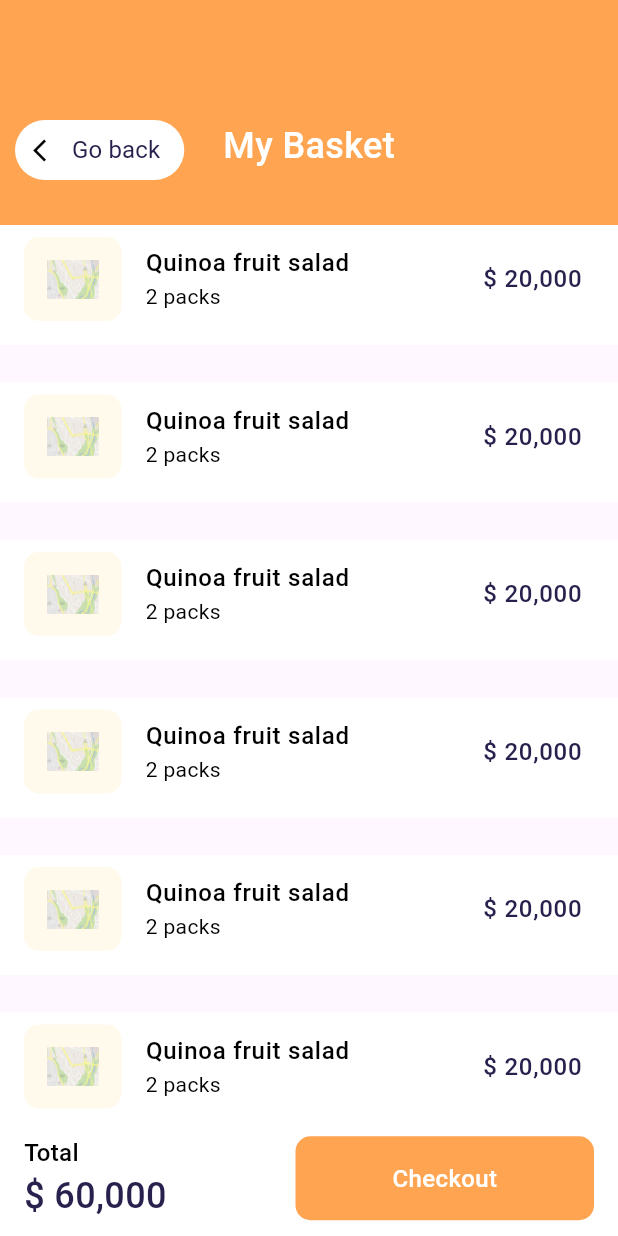
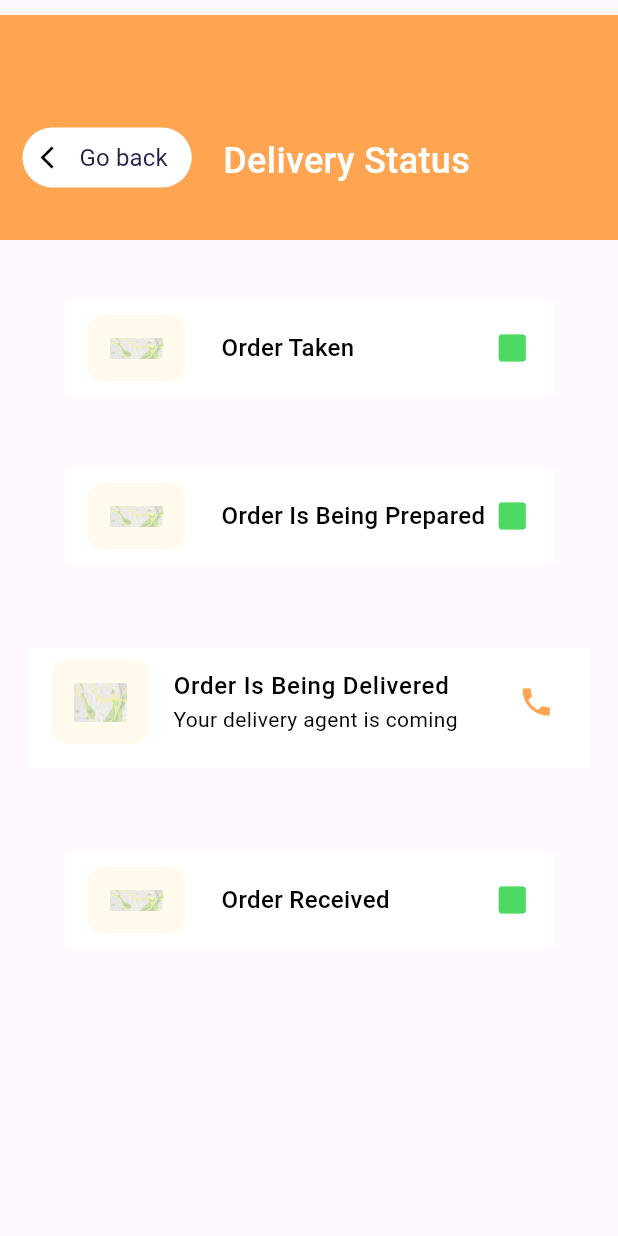
Before and after one commit to tech-cell-eg/round-2-fruit-mobile-app, a Flutter app: the screen it shows after launch, on a phone screen of 412 x 824 dp. Run offline on Flutter 3.47's test engine with Material 3 defaults, Android fonts, the light colour scheme and no system bars; our stand-ins replace device_preview, flutter_svg; Roboto replaces fonts that are missing (Brandon Grotesque).

Commit message:
شرح مختصر عن التعديلات اللي عملتها

```diff
--- a/lib/features/order_list_feature/order_list_feature_screen.dart
+++ b/lib/features/order_list_feature/order_list_feature_screen.dart
@@ -15,7 +15,14 @@ class OrderListFeatureScreen extends StatelessWidget {
       //appBar: CustomAppBar(),
       body: Column(
         children: [
-          CustomAppBar(),
+          CustomAppBar(
+            topPositioned: 10,
+            leftPositioned: 50,
+            bottomPositioned: 0,
+            titletopPositioned: 80,
+            titleleftPositioned: 0,
+            titlerightpositioned: 0
+            ,title: 'My Basket',),
           Expanded(
             child: ListView.builder(
               itemCount: 10,
--- a/lib/features/order_list_feature/widgets/custom_pp_bar.dart
+++ b/lib/features/order_list_feature/widgets/custom_pp_bar.dart
@@ -4,8 +4,17 @@ import '../../../core/constants/app_colors.dart';
 import '../../../core/constants/app_text_styles.dart';
 
 class CustomAppBar extends StatelessWidget {
+  final String title;
+  final double leftPositioned;
+  final double topPositioned;
+  final double bottomPositioned;
+
+
+ final double titleleftPositioned;
+  final double titletopPositioned;
+  final double titlerightpositioned;
   const CustomAppBar({
-    super.key,
+    super.key, required this.title, required this.leftPositioned, required this.topPositioned, required this.bottomPositioned, required this.titleleftPositioned, required this.titletopPositioned, required this.titlerightpositioned,
   });
 
   @override
@@ -17,9 +26,9 @@ class CustomAppBar extends StatelessWidget {
       child: Stack(
         children: [
           Positioned(
-            left: 10,
-            top: 50,
-            bottom: 0,
+            left: leftPositioned,
+            top: topPositioned,
+            bottom: bottomPositioned,
             child: Center(
               child: TextButton.icon(
                 style: ButtonStyle(
@@ -39,12 +48,12 @@ class CustomAppBar extends StatelessWidget {
             ),
           ),
           Positioned(
-            top: 80,
-            left: 0,
-            right: 0,
+            top: titletopPositioned,
+            left: titleleftPositioned,
+            right: titlerightpositioned,
             child: Center(
               child: Text(
-                'My Basket',
+                title,
                 style: AppTextStyles.size24WhiteW500,
               ),
             ),
--- /dev/null
+++ b/lib/features/track_order/track_order_screen.dart
@@ -0,0 +1,137 @@
+import 'package:flutter/material.dart';
+import 'package:fruit_app/features/order_list_feature/widgets/item_widget.dart';
+
+import '../../core/constants/app_colors.dart';
+import '../../core/constants/app_text_styles.dart';
+import '../order_list_feature/widgets/custom_pp_bar.dart';
+
+class TrackOrderScreen extends StatelessWidget {
+  const TrackOrderScreen({super.key});
+
+  @override
+  Widget build(BuildContext context) {
+    return Scaffold(
+      body: Padding(
+        padding: const EdgeInsets.only(top: 10.0),
+        child: Column(
+       //   crossAxisAlignment: CrossAxisAlignment.start,
+          children: [
+            CustomAppBar(
+              topPositioned: 40,
+              leftPositioned: 15,
+              bottomPositioned: 0,
+              titleleftPositioned: 50,
+              titlerightpositioned: 0,
+              titletopPositioned: 80,
+              title: 'Delivery Status',
+            ),
+            SizedBox(height: 40,),
+            DelivaryStatusItem(text: 'Order Taken',),
+            DelivaryStatusItem(text: 'Order Is Being Prepared',),
+
+            OrderDeliveredWidget(),SizedBox(height: 48,),
+            DelivaryStatusItem(text: 'Order Received',),
+          ],
+        ),
+      ),
+    );
+  }
+}
+
+class OrderDeliveredWidget extends StatelessWidget {
+  const OrderDeliveredWidget({
+    super.key,
+  });
+
+  @override
+  Widget build(BuildContext context) {
+    return Padding(
+      padding: const EdgeInsets.all(8.0),
+      child: Container(
+        width: 375,
+        height: 80,
+        color: AppColors.whiteColor,
+        child: ListTile(
+          leading: Container(
+            width: 65,
+            height: 64,
+            decoration: BoxDecoration(
+              borderRadius: BorderRadius.circular(10),
+              color: AppColors.lightOrange,
+            ),
+            child: Padding(
+              padding: const EdgeInsets.all(15.0),
+              child: Image.asset(
+                'assets/images/map.png',
+                width: 40,
+                height: 40,
+                fit: BoxFit.fill,
+              ),
+            ),
+          ),
+          title: Text(
+            'Order Is Being Delivered',
+            style: AppTextStyles.size16BalckW500,
+          ),
+          subtitle: Text(
+            'Your delivery agent is coming',
+            style: AppTextStyles.size14BlackW400,
+          ),
+          trailing:
+             Icon(Icons.phone,color: AppColors.primaryColor,),
+        ),
+      ),
+    );
+  }
+}
+
+class DelivaryStatusItem extends StatelessWidget {
+ final String text;
+  const DelivaryStatusItem({
+    super.key, required this.text,
+  });
+
+  @override
+  Widget build(BuildContext context) {
+    return Padding(
+      padding: const EdgeInsets.only(bottom: 48.0),
+      child: Container(
+        padding: const EdgeInsets.symmetric(horizontal: 16, vertical: 10),
+        width: 327,
+        height: 64,
+        color: AppColors.whiteColor,
+        child: Row(
+          mainAxisAlignment: MainAxisAlignment.start,
+          children: [
+            Padding(
+              padding: const EdgeInsets.only(right: 24.0),
+              child: Container(
+                width: 65,
+                height: 64,
+                decoration: BoxDecoration(
+                  borderRadius: BorderRadius.circular(10),
+                  color: AppColors.lightOrange,
+                ),
+                child: Padding(
+                  padding: const EdgeInsets.all(15.0),
+                  child: Image.asset(
+                    'assets/images/map.png',
+                    width: 40,
+                    height: 40,
+                    fit: BoxFit.fill,
+                  ),
+                ),
+              ),
+            ),
+            Text(
+              text,
+              style: AppTextStyles.size16BalckW500,
+            ),
+           Spacer(),
+           Icon(Icons.square_rounded,color: AppColors.green),
+          ],
+        ),
+      ),
+    );
+  }
+}
--- a/lib/my_app.dart
+++ b/lib/my_app.dart
@@ -1,8 +1,8 @@
 import 'package:flutter/material.dart';
 import 'package:fruit_app/core/constants/app_strings.dart';
-import 'features/congrates/congrates_screen.dart';
-import 'features/input_card_details/input_card_details_screen.dart';
+
 import 'features/order_list_feature/order_list_feature_screen.dart';
+import 'features/track_order/track_order_screen.dart';
 
 class MyApp extends StatelessWidget {
   const MyApp({super.key});
@@ -12,7 +12,7 @@ class MyApp extends StatelessWidget {
     return MaterialApp(
       debugShowCheckedModeBanner: false,
       theme: ThemeData(fontFamily: AppStrings.appFont),
-      home:OrderListFeatureScreen(),
+      home:TrackOrderScreen(),
     );
   }
 }
```
